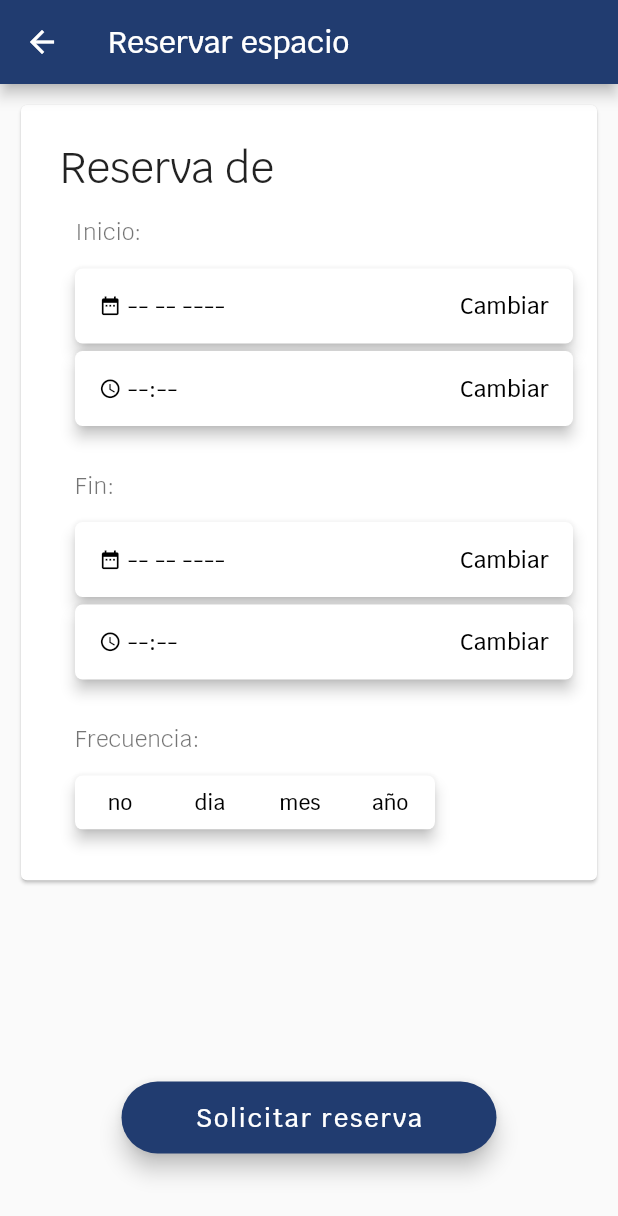
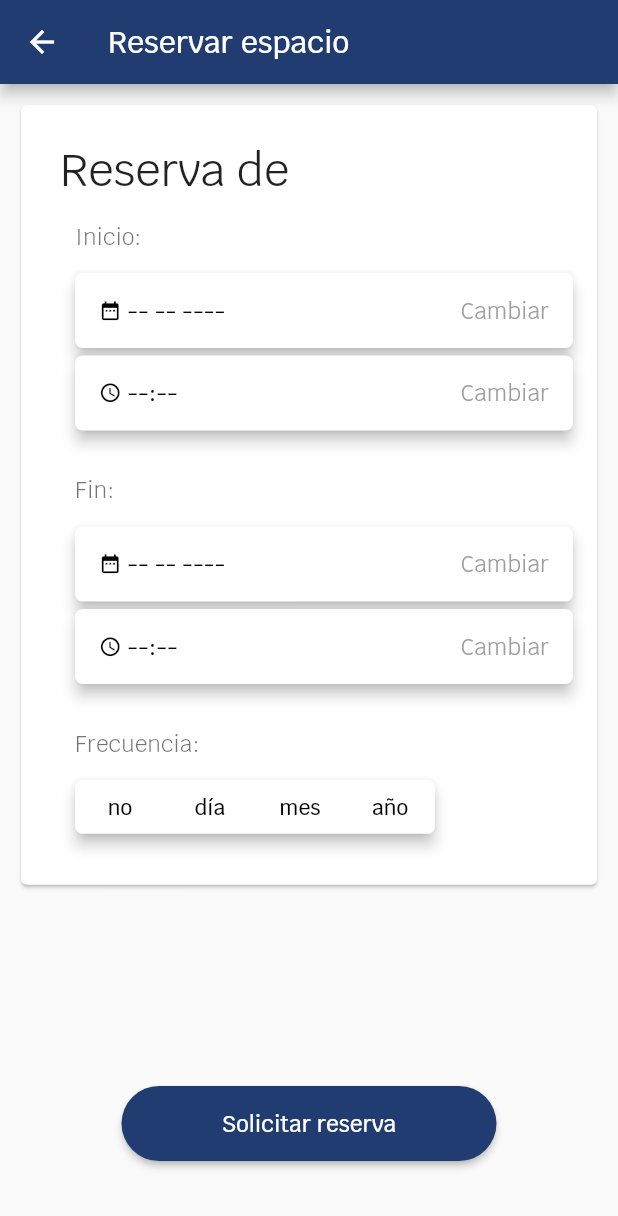
Before and after one commit to UNIZAR-30249-20220-uCampus/frontend, a Flutter app: the ReservationScreen screen opened directly with empty values, on a phone screen of 412 x 824 dp. Shown: the top 1216 px of the screen. Run offline on Flutter 3.47's test engine with Material 2 defaults, Android fonts, the light colour scheme and no system bars; drawn by our look-alikes of rounded_loading_button; our stand-ins replace async_redux, flutter_datetime_picker, flutter_map, flutter_speed_dial, get_it, latlong; generated files the repository leaves out were written again; statements that could not run were skipped.

Commit message:
add: reservation form

```diff
--- a/lib/core/redux/app_state.dart
+++ b/lib/core/redux/app_state.dart
@@ -26,7 +26,7 @@ class AppState {
   AppState copy({
     List<Space> featuredSpaces,
     FilterCriteria filterCriteria,
-    int currenFloor,
+    int currentFloor,
     bool isLoading,
   }) =>
       AppState(
--- a/lib/core/redux/connectors/space_info/reservation_button.dart
+++ b/lib/core/redux/connectors/space_info/reservation_form.dart
@@ -1,17 +1,23 @@
 import 'package:async_redux/async_redux.dart';
 import 'package:flutter/material.dart';
+import 'package:ucampus/core/models/space.dart';
 import 'package:ucampus/core/models/timetable.dart';
 import 'package:ucampus/core/redux/actions/reservation_actions.dart';
 import 'package:ucampus/core/redux/app_state.dart';
-import 'package:ucampus/ui/widgets/space_info/reservation_button.dart';
+import 'package:ucampus/ui/widgets/space_info/reservation_form.dart';
 
-class ReservationButtonConnector extends StatelessWidget {
+class ReservationFormConnector extends StatelessWidget {
+  final Space space;
+
+  ReservationFormConnector({
+    @required this.space,
+  });
   @override
   Widget build(BuildContext context) {
     return StoreConnector<AppState, ViewModel>(
       model: ViewModel(),
       builder: (context, model) =>
-          ReservationButton(onReservation: model.onReservation),
+          ReservationForm(space: space, onReservation: model.onReservation),
     );
   }
 }
--- a/lib/ui/router.dart
+++ b/lib/ui/router.dart
@@ -12,13 +12,13 @@ class Router {
     switch (settings.name) {
       case '/':
         return MaterialPageRoute(builder: (_) => HomeScreen());
-      case '/space_info':
+      case 'space_info':
         var space = settings.arguments as Space;
         return MaterialPageRoute(builder: (_) => SpaceInfoScreen(space: space));
-      case '/reservation':
+      case 'reservation':
         var space = settings.arguments as Space;
         return MaterialPageRoute(builder: (_) => ReservationScreen(space: space));
-      case '/rental':
+      case 'rental':
         var space = settings.arguments as Space;
         return MaterialPageRoute(builder: (_) => RentalScreen(space: space));
       case 'filter':
--- a/lib/ui/screens/reservation_screen.dart
+++ b/lib/ui/screens/reservation_screen.dart
@@ -1,7 +1,6 @@
 import 'package:flutter/material.dart';
 import 'package:ucampus/core/models/space.dart';
-import 'package:ucampus/core/redux/connectors/space_info/reservation_button.dart';
-import 'package:ucampus/ui/widgets/space_info/reservation_form.dart';
+import 'package:ucampus/core/redux/connectors/space_info/reservation_form.dart';
 
 class ReservationScreen extends StatelessWidget {
   final Space space;
@@ -16,17 +15,6 @@ class ReservationScreen extends StatelessWidget {
       appBar: AppBar(
         title: Text('Reservar espacio'),
       ),
-      body: Stack(
-        children: <Widget>[
-          Positioned(
-              top: 10, right: 10, left: 10, child: ReservationForm(space: space)),
-          Positioned(
-              bottom: 55,
-              right: 10,
-              left: 10,
-              child: ReservationButtonConnector()),
-        ],
-      ),
-    );
+      body: ReservationFormConnector(space: space));
   }
 }
--- a/lib/ui/widgets/home/floor_selector.dart
+++ b/lib/ui/widgets/home/floor_selector.dart
@@ -18,7 +18,7 @@ class FloorSelector extends StatelessWidget {
         child:  Align(
         alignment: Alignment.centerRight,
         child: Container(
-          width: 45.0,
+          width: 46.0,
           height: 216.0,
           child: Material(
             color: Theme.of(context).accentColor,
@@ -30,7 +30,7 @@ class FloorSelector extends StatelessWidget {
               children: <Widget>[
                 for (var floor in floors)
                   Container(
-                    width: 45,
+                    width: 46,
                     child: FlatButton(
                         color: selectedFloor == floor
                             ? Theme.of(context).primaryColor
--- a/lib/ui/widgets/space_info/reservation_button.dart
+++ /dev/null
@@ -1,30 +0,0 @@
-import 'package:flutter/material.dart';
-import 'package:ucampus/core/models/timetable.dart';
-
-class ReservationButton extends StatelessWidget {
-  final Function(Timetable, String, bool) onReservation;
-
-  ReservationButton({
-    @required this.onReservation,
-  });
-
-  @override
-  Widget build(BuildContext context) {
-    return Align(
-        alignment: Alignment.center,
-        child: Container(
-            width: 250,
-            child: FloatingActionButton.extended(
-              onPressed: () {
-                onReservation(new Timetable(), 'id1', false);
-              },
-              label: Text(
-                'Solicitar reserva',
-                style: TextStyle(
-                    fontSize: 17, color: Theme.of(context).accentColor),
-              ),
-              // icon: Icon(Icons.r),
-              backgroundColor: Theme.of(context).primaryColor,
-            )));
-  }
-}
--- a/lib/ui/widgets/space_info/reservation_form.dart
+++ b/lib/ui/widgets/space_info/reservation_form.dart
@@ -1,11 +1,15 @@
 import 'package:flutter/material.dart';
 import 'package:ucampus/core/models/space.dart';
 import 'package:flutter_datetime_picker/flutter_datetime_picker.dart';
+import 'package:rounded_loading_button/rounded_loading_button.dart';
+import 'package:ucampus/core/models/timetable.dart';
 
 class ReservationForm extends StatefulWidget {
   final Space space;
+  final Function(Timetable, String, bool) onReservation;
 
-  const ReservationForm({Key key, this.space}) : super(key: key);
+  const ReservationForm({Key key, this.space, this.onReservation})
+      : super(key: key);
   @override
   _ReservationFormState createState() => _ReservationFormState();
 }
@@ -16,7 +20,7 @@ class _ReservationFormState extends State<ReservationForm> {
   String _dateFinish = "-- -- ----";
   String _timeFinish = "--:--";
 
-  List<String> frequencies = ['no', 'dia', 'mes', 'año'];
+  List<String> frequencies = ['no', 'día', 'mes', 'año'];
   String selectedFrecuency = '';
 
   @override
@@ -26,16 +30,23 @@ class _ReservationFormState extends State<ReservationForm> {
 
   @override
   Widget build(BuildContext context) {
-    return Card(
+    return Stack(
+      children: <Widget>[
+        Positioned(
+            top: 10,
+            right: 10,
+            left: 10,
+            child: Card(
               child: Column(
                 mainAxisSize: MainAxisSize.min,
                 children: <Widget>[
                   ListTile(
                       title: Padding(
-                  padding: EdgeInsets.only(top: 20, bottom: 10, left: 10),
-                  child: Text('Reserva de ',
+                          padding:
+                              EdgeInsets.only(top: 20, bottom: 10, left: 10),
+                          child: Text('Reserva de ' + widget.space.uuid,
                               style: TextStyle(
-                        fontSize: 28,
+                                fontSize: 30,
                               ))),
                       subtitle: Padding(
                         padding: EdgeInsets.only(bottom: 20, left: 10),
@@ -43,7 +54,8 @@ class _ReservationFormState extends State<ReservationForm> {
                           crossAxisAlignment: CrossAxisAlignment.start,
                           children: <Widget>[
                             Padding(
-                        padding: EdgeInsets.only(top: 5, left: 10, bottom: 10),
+                                padding: EdgeInsets.only(
+                                    top: 5, left: 10, bottom: 10),
                                 child: Text('Inicio: ',
                                     style: TextStyle(
                                       fontSize: 15,
@@ -74,7 +86,8 @@ class _ReservationFormState extends State<ReservationForm> {
                                     alignment: Alignment.center,
                                     height: 50.0,
                                     child: Row(
-                              mainAxisAlignment: MainAxisAlignment.spaceBetween,
+                                      mainAxisAlignment:
+                                          MainAxisAlignment.spaceBetween,
                                       children: <Widget>[
                                         Row(
                                           children: <Widget>[
@@ -100,7 +113,9 @@ class _ReservationFormState extends State<ReservationForm> {
                                         Text(
                                           "  Cambiar",
                                           style: TextStyle(
-                                      color: Colors.black, fontSize: 15.0),
+                                              color: Colors.grey,
+                                              fontSize: 15.0,
+                                              fontWeight: FontWeight.w400),
                                         ),
                                       ],
                                     ),
@@ -118,8 +133,10 @@ class _ReservationFormState extends State<ReservationForm> {
                                         theme: DatePickerTheme(
                                           containerHeight: 210.0,
                                         ),
-                                showTitleActions: true, onConfirm: (time) {
-                              _timeStart = '${time.hour} : ${time.minute}';
+                                        showTitleActions: true,
+                                        onConfirm: (time) {
+                                      _timeStart =
+                                          '${time.hour} : ${time.minute}';
                                       setState(() {});
                                     },
                                         showSecondsColumn: false,
@@ -131,7 +148,8 @@ class _ReservationFormState extends State<ReservationForm> {
                                     alignment: Alignment.center,
                                     height: 50.0,
                                     child: Row(
-                              mainAxisAlignment: MainAxisAlignment.spaceBetween,
+                                      mainAxisAlignment:
+                                          MainAxisAlignment.spaceBetween,
                                       children: <Widget>[
                                         Row(
                                           children: <Widget>[
@@ -157,7 +175,9 @@ class _ReservationFormState extends State<ReservationForm> {
                                         Text(
                                           "  Cambiar",
                                           style: TextStyle(
-                                      color: Colors.black, fontSize: 15.0),
+                                              color: Colors.grey,
+                                              fontSize: 15.0,
+                                              fontWeight: FontWeight.w400),
                                         ),
                                       ],
                                     ),
@@ -165,7 +185,8 @@ class _ReservationFormState extends State<ReservationForm> {
                                   color: Colors.white,
                                 )),
                             Padding(
-                        padding: EdgeInsets.only(top: 30, left: 10, bottom: 10),
+                                padding: EdgeInsets.only(
+                                    top: 30, left: 10, bottom: 10),
                                 child: Text('Fin: ',
                                     style: TextStyle(
                                       fontSize: 15,
@@ -196,7 +217,8 @@ class _ReservationFormState extends State<ReservationForm> {
                                     alignment: Alignment.center,
                                     height: 50.0,
                                     child: Row(
-                              mainAxisAlignment: MainAxisAlignment.spaceBetween,
+                                      mainAxisAlignment:
+                                          MainAxisAlignment.spaceBetween,
                                       children: <Widget>[
                                         Row(
                                           children: <Widget>[
@@ -222,7 +244,9 @@ class _ReservationFormState extends State<ReservationForm> {
                                         Text(
                                           "  Cambiar",
                                           style: TextStyle(
-                                      color: Colors.black, fontSize: 15.0),
+                                              color: Colors.grey,
+                                              fontSize: 15.0,
+                                              fontWeight: FontWeight.w400),
                                         ),
                                       ],
                                     ),
@@ -240,8 +264,10 @@ class _ReservationFormState extends State<ReservationForm> {
                                         theme: DatePickerTheme(
                                           containerHeight: 210.0,
                                         ),
-                                showTitleActions: true, onConfirm: (time) {
-                              _timeFinish = '${time.hour} : ${time.minute}';
+                                        showTitleActions: true,
+                                        onConfirm: (time) {
+                                      _timeFinish =
+                                          '${time.hour} : ${time.minute}';
                                       setState(() {});
                                     },
                                         showSecondsColumn: false,
@@ -253,7 +279,8 @@ class _ReservationFormState extends State<ReservationForm> {
                                     alignment: Alignment.center,
                                     height: 50.0,
                                     child: Row(
-                              mainAxisAlignment: MainAxisAlignment.spaceBetween,
+                                      mainAxisAlignment:
+                                          MainAxisAlignment.spaceBetween,
                                       children: <Widget>[
                                         Row(
                                           children: <Widget>[
@@ -279,7 +306,9 @@ class _ReservationFormState extends State<ReservationForm> {
                                         Text(
                                           "  Cambiar",
                                           style: TextStyle(
-                                      color: Colors.black, fontSize: 15.0),
+                                              color: Colors.grey,
+                                              fontSize: 15.0,
+                                              fontWeight: FontWeight.w400),
                                         ),
                                       ],
                                     ),
@@ -287,20 +316,23 @@ class _ReservationFormState extends State<ReservationForm> {
                                   color: Colors.white,
                                 )),
                             Padding(
-                        padding: EdgeInsets.only(top: 30, left: 10, bottom: 10),
+                                padding: EdgeInsets.only(
+                                    top: 30, left: 10, bottom: 10),
                                 child: Text('Frecuencia: ',
                                     style: TextStyle(
                                       fontSize: 15,
                                     ))),
                             Padding(
-                      padding: EdgeInsets.only(top: 5, left: 10, bottom: 10),
+                              padding:
+                                  EdgeInsets.only(top: 5, left: 10, bottom: 10),
                               child: Container(
                                 width: 240.0,
                                 height: 35.9,
                                 child: Material(
                                   color: Theme.of(context).accentColor,
                                   elevation: 4.0,
-                          borderRadius: BorderRadius.all(Radius.circular(5)),
+                                  borderRadius:
+                                      BorderRadius.all(Radius.circular(5)),
                                   child: Wrap(
                                     spacing: 0.0,
                                     direction: Axis.horizontal,
@@ -309,15 +341,19 @@ class _ReservationFormState extends State<ReservationForm> {
                                         Container(
                                           width: 60,
                                           child: FlatButton(
-                                    color: selectedFrecuency == frequency
+                                            color: selectedFrecuency ==
+                                                    frequency
                                                 ? Theme.of(context).primaryColor
                                                 : null,
                                             materialTapTargetSize:
-                                        MaterialTapTargetSize.shrinkWrap,
+                                                MaterialTapTargetSize
+                                                    .shrinkWrap,
                                             child: Text(frequency,
                                                 style: TextStyle(
-                                          color: selectedFrecuency == frequency
-                                              ? Theme.of(context).accentColor
+                                                  color: selectedFrecuency ==
+                                                          frequency
+                                                      ? Theme.of(context)
+                                                          .accentColor
                                                       : Colors.black,
                                                 )),
                                             onPressed: () {
@@ -336,6 +372,31 @@ class _ReservationFormState extends State<ReservationForm> {
                       )),
                 ],
               ),
+            )),
+        Positioned(
+            bottom: 50,
+            right: 10,
+            left: 10,
+            child: Align(
+                alignment: Alignment.center,
+                child: Container(
+                  width: 250,
+                  child: RoundedLoadingButton(
+                      color: Theme.of(context).primaryColor,
+                      child: Text(
+                        'Solicitar reserva',
+                        style: TextStyle(
+                            fontSize: 15, color: Theme.of(context).accentColor),
+                      ),
+                      onPressed: () async {
+                        await Future.delayed(Duration(seconds: 2));
+                        // TODO Crear correctamente Timetable
+                        widget.onReservation(
+                            new Timetable(), widget.space.uuid, false);
+                        Navigator.of(context).pop();
+                      }),
+                ))),
+      ],
     );
   }
 }
--- a/lib/ui/widgets/space_info/reservation_rental_dial.dart
+++ b/lib/ui/widgets/space_info/reservation_rental_dial.dart
@@ -36,7 +36,7 @@ class ReservationRentalDial extends StatelessWidget {
               backgroundColor: Theme.of(context).accentColor,
               labelStyle: TextStyle(fontSize: 18.0),
               onTap: () {
-                Navigator.pushNamed(context, "/rental", arguments: space);
+                Navigator.pushNamed(context, "rental", arguments: space);
               },
             ),
             SpeedDialChild(
@@ -50,7 +50,7 @@ class ReservationRentalDial extends StatelessWidget {
               backgroundColor: Theme.of(context).accentColor,
               labelStyle: TextStyle(fontSize: 18.0),
               onTap: () {
-                Navigator.pushNamed(context, "/reservation", arguments: space);
+                Navigator.pushNamed(context, "reservation", arguments: space);
               },
             ),
           ],
```
Also changed, not shown: lib/core/models/reservation.dart (+35 -0 lines), lib/core/redux/actions/reservation_actions.dart (+7 -4 lines), lib/core/services/fake_api.dart (+5 -2 lines), lib/ui/widgets/home/spaces_carousel.dart (+6 -4 lines). Lines whose indentation alone changed are shown as unchanged.
